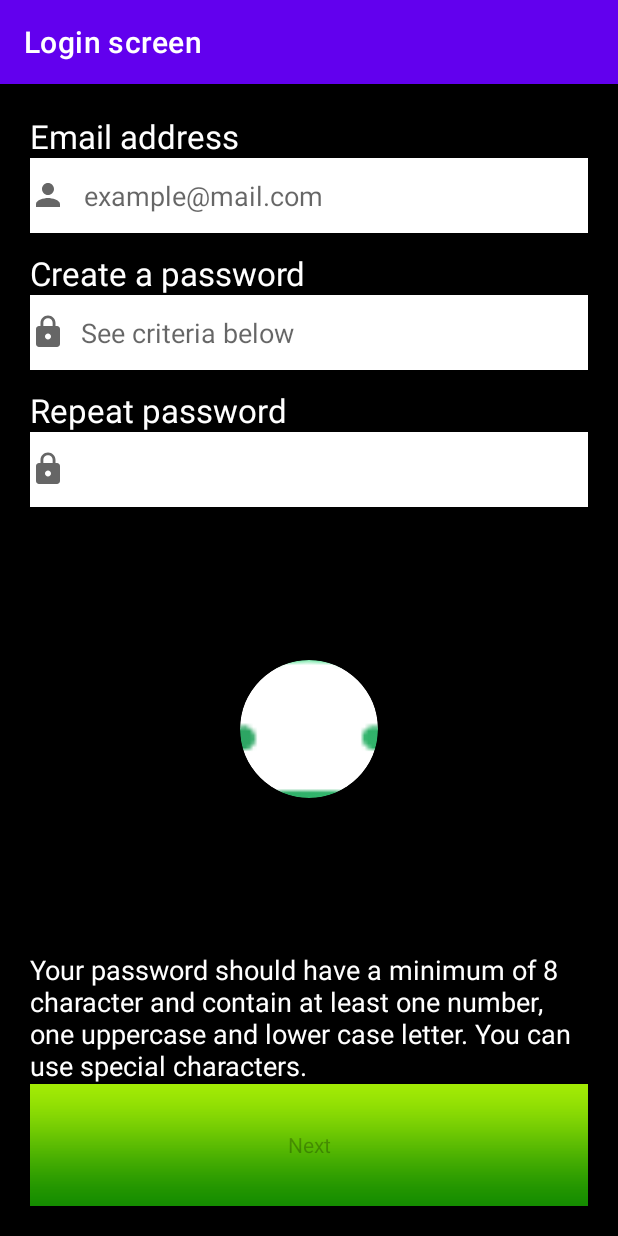
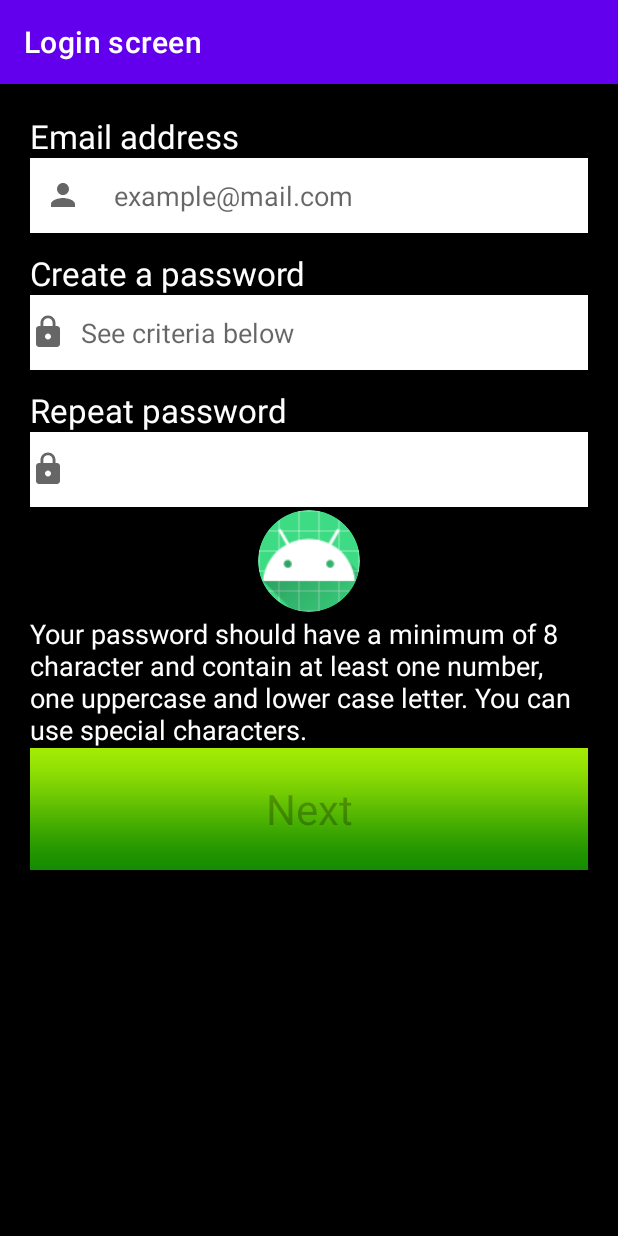
Before and after one commit to zayelmech/android_loggin, an Android app: the MainActivity2 screen opened directly, with no data from a screen before it, on a phone screen of 412 x 824 dp. Run offline under Robolectric (Android 15) with nearby library versions, the phone set to English and light mode, and no system bars; our stand-ins replace CircleImageView.

```diff
--- a/app/src/main/res/layout/activity_main2.xml
+++ b/app/src/main/res/layout/activity_main2.xml
@@ -9,6 +9,16 @@
     android:padding="20dp"
 
     tools:context=".MainActivity2">
+
+    <ScrollView
+
+        android:layout_width="match_parent"
+        android:layout_height="wrap_content">
+
+        <LinearLayout
+            android:layout_width="match_parent"
+            android:layout_height="wrap_content"
+            android:orientation="vertical">
 
             <TextView
                 android:layout_width="match_parent"
@@ -26,14 +36,13 @@
                 android:autofillHints="emailAddress"
                 android:background="@color/white"
                 android:drawableStart="@drawable/vector_person"
-        android:drawablePadding="12dp"
+                android:drawablePadding="22dp"
                 android:hint="@string/email_hint"
                 android:inputType="textEmailAddress"
-        android:paddingEnd="10dp"
+                android:padding="10dp"
                 android:textColor="@color/black"
                 tools:background="@drawable/edit_text_border_green"
-        tools:drawableEnd="@drawable/tick"
-        tools:ignore="RtlSymmetry" />
+                tools:drawableEnd="@drawable/tick" />
 
             <TextView
                 android:layout_width="match_parent"
@@ -122,6 +131,8 @@
                 android:enabled="false"
                 android:text="@string/button_next"
                 android:textAppearance="@style/TextAppearance.AppCompat"
+                android:textSize="28sp"
                 android:visibility="visible" />
-
         </LinearLayout>
+    </ScrollView>
+</LinearLayout>
```
Also changed, not shown: app/src/main/java/com/enhanceit/loginscreen/MainActivity2.java (+59 -12 lines). Lines whose indentation alone changed are shown as unchanged.
